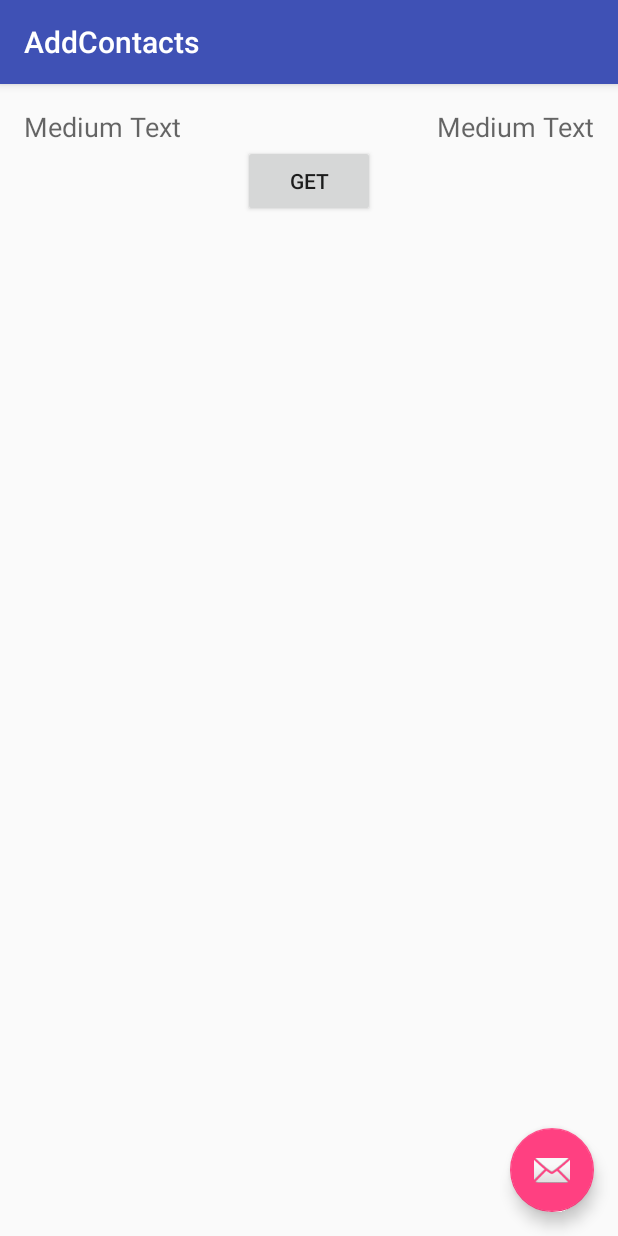
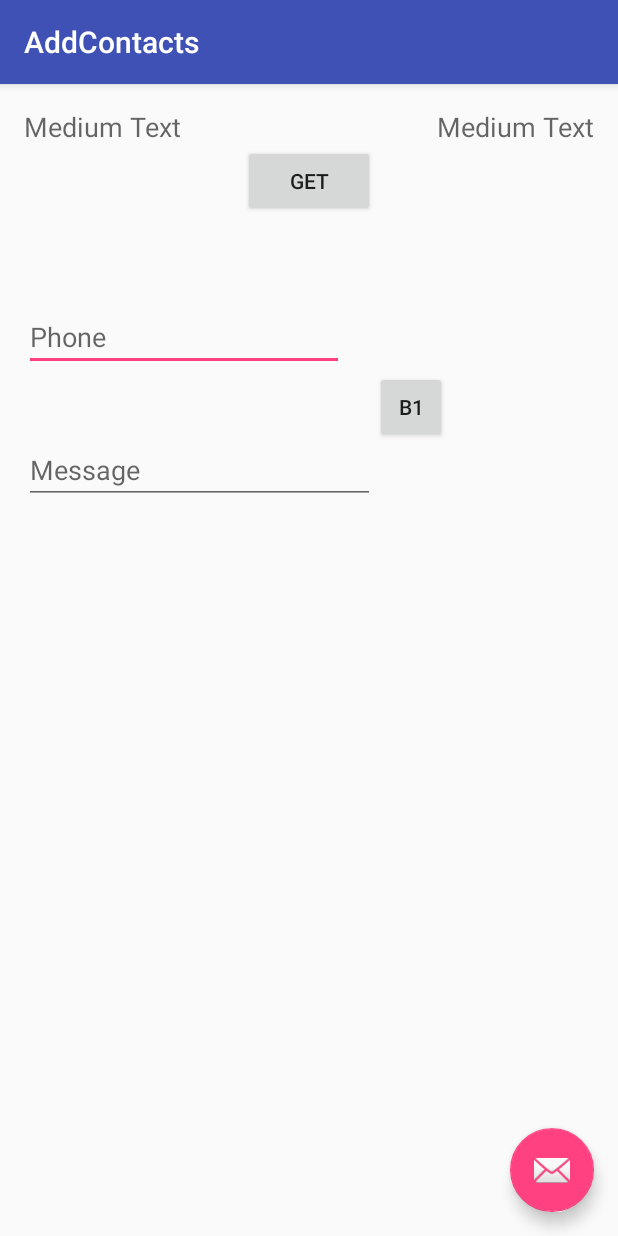
Before and after one commit to rishab95/Geo-Help, an Android app: the AddContacts screen opened directly, with no data from a screen before it, on a phone screen of 412 x 824 dp. Run offline under Robolectric (Android 15) with nearby library versions, the phone set to English and light mode, and no system bars; our stand-ins replace Firebase (no records; nobody signed in at launch, a user with empty details on screens opened directly).

Commit message:
Contacts output in logcat

```diff
--- a/app/src/main/java/com/android/rishab/secure2/ui/AddContacts.java
+++ b/app/src/main/java/com/android/rishab/secure2/ui/AddContacts.java
@@ -9,9 +9,11 @@ import android.support.design.widget.FloatingActionButton;
 import android.support.design.widget.Snackbar;
 import android.support.v7.app.AppCompatActivity;
 import android.support.v7.widget.Toolbar;
+import android.text.TextUtils;
 import android.util.Log;
 import android.view.View;
 import android.widget.Button;
+import android.widget.EditText;
 import android.widget.TextView;
 
 import com.android.rishab.secure2.R;
@@ -25,7 +27,7 @@ import com.google.firebase.database.DatabaseReference;
 import com.google.firebase.database.FirebaseDatabase;
 import com.google.firebase.database.ValueEventListener;
 
-public class AddContacts extends AppCompatActivity{
+public class AddContacts extends AppCompatActivity implements View.OnClickListener {
 
     Button get, push;
 
@@ -38,6 +40,9 @@ public class AddContacts extends AppCompatActivity{
 
     private TextView phone, con_name;
 
+    private EditText phone_edit, message_edit;
+    Button b1;
+
 
     @Override
     protected void onCreate(Bundle savedInstanceState) {
@@ -47,12 +52,15 @@ public class AddContacts extends AppCompatActivity{
         setSupportActionBar(toolbar);
 
         get = (Button)findViewById(R.id.get_contact);
-        push = (Button)findViewById(R.id.push_contact);
+
 
 
         phone = (TextView)findViewById(R.id.phone);
         con_name = (TextView)findViewById(R.id.name);
 
+        phone_edit = (EditText) findViewById(R.id.enter_phone);
+        message_edit = (EditText)findViewById(R.id.enter_messsge);
+        b1= (Button)findViewById(R.id.button);
 
         FloatingActionButton fab = (FloatingActionButton) findViewById(R.id.fab);
         fab.setOnClickListener(new View.OnClickListener() {
@@ -62,17 +70,40 @@ public class AddContacts extends AppCompatActivity{
                         .setAction("Action", null).show();
             }
         });
+
+        b1.setOnClickListener(this);
+        get.setOnClickListener(this);
+
+
+
     }
 
 
-    public void onClickSelectContact(View btnSelectContact) {
+    @Override
+    public void onClick(View v) {
+
+        switch (v.getId()){
+
+            case R.id.button:
+                sendSMS();
+                break;
+
+            case R.id.get_contact:
+                startActivityForResult(new Intent(Intent.ACTION_PICK, ContactsContract.Contacts.CONTENT_URI),
+                        REQUEST_CODE_PICK_CONTACTS);
+        }
+
+    }
+
+
+/*    public void onClickSelectContact(View btnSelectContact) {
 
         // using native contacts selection
         // Intent.ACTION_PICK = Pick an item from the data, returning what was selected.
         startActivityForResult(new Intent(Intent.ACTION_PICK, ContactsContract.Contacts.CONTENT_URI), REQUEST_CODE_PICK_CONTACTS);
     }
 
-
+*/
 
 
 
@@ -90,9 +121,6 @@ public class AddContacts extends AppCompatActivity{
             cname = retrieveContactName();
             cno = retrieveContactNumber();
             pushContact(cname, cno);
-
-
-
         }
     }
 
@@ -165,7 +193,6 @@ public class AddContacts extends AppCompatActivity{
     }
 
 
-
     private void pushContact(final String ConName, final String mobNo){
 
 
@@ -178,11 +205,45 @@ public class AddContacts extends AppCompatActivity{
 
         myRef = database.getReference(Constants.FIREBASE_LOCATION_USERS).child(uid);
         final DatabaseReference ContactRef = myRef.child(Constants.FIREBASE_LOCATION_CONTACTS);
+
+
         DatabaseReference getConId = ContactRef.push();
+
+
 
         final String cid = getConId.getKey();
 
         final DatabaseReference mRef = ContactRef.child(cid);
+
+        /*mRef.addChildEventListener(new ChildEventListener() {
+            @Override
+            public void onChildAdded(DataSnapshot dataSnapshot, String s) {
+                if (dataSnapshot.getValue() == null) {
+                    contacts newCont = new contacts(ConName, mobNo);
+                    mRef.setValue(newCont);
+                }
+
+            }
+
+            @Override
+            public void onChildChanged(DataSnapshot dataSnapshot, String s) {
+
+            }
+            @Override
+            public void onChildRemoved(DataSnapshot dataSnapshot) {
+
+            }
+
+            @Override
+            public void onChildMoved(DataSnapshot dataSnapshot, String s) {
+
+            }
+
+            @Override
+            public void onCancelled(DatabaseError databaseError) {
+
+            }
+        }); */
 
         mRef.addValueEventListener(new ValueEventListener() {
             @Override
@@ -201,4 +262,47 @@ public class AddContacts extends AppCompatActivity{
         });
     }
 
+    private void sendSMS(){
+
+
+        final FirebaseDatabase database = FirebaseDatabase.getInstance().getInstance();
+        DatabaseReference GetContactRef;
+
+
+
+        FirebaseUser currentUser = FirebaseAuth.getInstance().getCurrentUser();
+        String uid = currentUser.getUid();
+
+        GetContactRef = database.getReference(Constants.FIREBASE_LOCATION_USERS).child(uid);
+
+        final DatabaseReference contempReference  = GetContactRef.child(Constants.FIREBASE_LOCATION_CONTACTS);
+
+        contempReference.addValueEventListener(new ValueEventListener() {
+            @Override
+            public void onDataChange(DataSnapshot dataSnapshot) {
+                System.out.println("There are " + dataSnapshot.getChildrenCount() + " Contacts ");
+                for (DataSnapshot ContactSnapshot: dataSnapshot.getChildren()) {
+                    contacts getcon = ContactSnapshot.getValue(contacts.class);
+                    String check  = String.valueOf(getcon.getMycontact_name() + "  " + getcon.getMymobile_no());
+                    Log.e("contact is : ", check );
+                }
+            }
+
+            @Override
+            public void onCancelled(DatabaseError databaseError) {
+
+            }
+        });
+
+
+
+        if(TextUtils.isEmpty(phone_edit.getText().toString())) {
+            return;
+        }
+
+        if(TextUtils.isEmpty(message_edit.getText().toString())) {
+            return;
+        }
+    }
+
 }
--- a/app/src/main/res/layout/content_add_contacts.xml
+++ b/app/src/main/res/layout/content_add_contacts.xml
@@ -27,7 +27,6 @@
         android:layout_height="wrap_content"
         android:text="GET"
         android:id="@+id/get_contact"
-        android:onClick="onClickSelectContact"
         android:layout_below="@+id/name"
         android:layout_centerHorizontal="true" />
 
@@ -40,4 +39,38 @@
         android:layout_alignParentTop="true"
         android:layout_alignParentLeft="true"
         android:layout_alignParentStart="true" />
+
+    <EditText
+        android:layout_width="wrap_content"
+        android:layout_height="wrap_content"
+        android:inputType="phone"
+        android:ems="10"
+        android:id="@+id/enter_phone"
+        android:layout_below="@+id/get_contact"
+        android:layout_alignParentLeft="true"
+        android:layout_alignParentStart="true"
+        android:layout_marginTop="57dp"
+        android:hint="Phone" />
+
+    <EditText
+        android:layout_width="wrap_content"
+        android:layout_height="wrap_content"
+        android:id="@+id/enter_messsge"
+        android:layout_below="@+id/enter_phone"
+        android:layout_alignParentLeft="true"
+        android:layout_alignParentStart="true"
+        android:layout_marginTop="43dp"
+        android:layout_alignRight="@+id/get_contact"
+        android:layout_alignEnd="@+id/get_contact"
+        android:hint="Message"/>
+
+    <Button
+        style="?android:attr/buttonStyleSmall"
+        android:layout_width="wrap_content"
+        android:layout_height="wrap_content"
+        android:text="b1"
+        android:id="@+id/button"
+        android:layout_below="@+id/enter_phone"
+        android:layout_toRightOf="@+id/enter_messsge"
+        android:layout_toEndOf="@+id/enter_messsge" />
 </RelativeLayout>
```
Also changed, not shown: app/build.gradle (+7 -1 lines), app/src/main/AndroidManifest.xml (+7 -12 lines), app/src/main/java/com/android/rishab/secure2/FirebaseUI/FirebaseArray.java (added, +119 -0 lines), app/src/main/java/com/android/rishab/secure2/FirebaseUI/FirebaseListAdapter.java (added, +150 -0 lines), app/src/main/java/com/android/rishab/secure2/ui/ShowContacts.java (added, +29 -0 lines), app/src/main/java/com/android/rishab/secure2/utils/Constants.java (+6 -2 lines), app/src/main/res/layout/activity_show_contacts.xml (added, +19 -0 lines).
